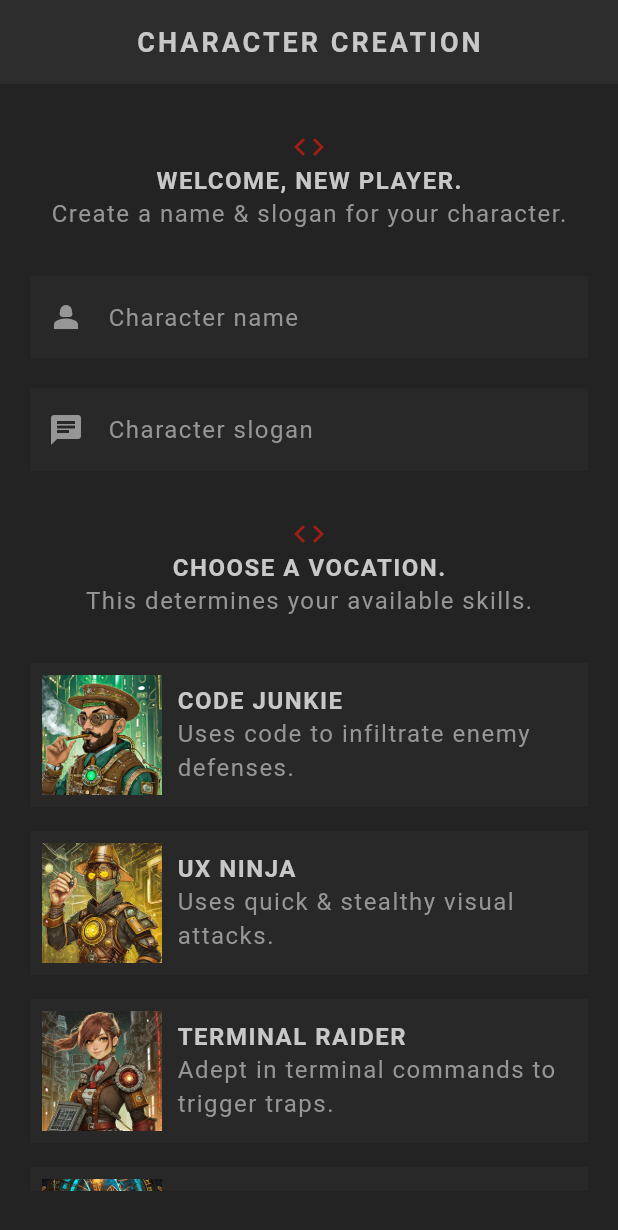
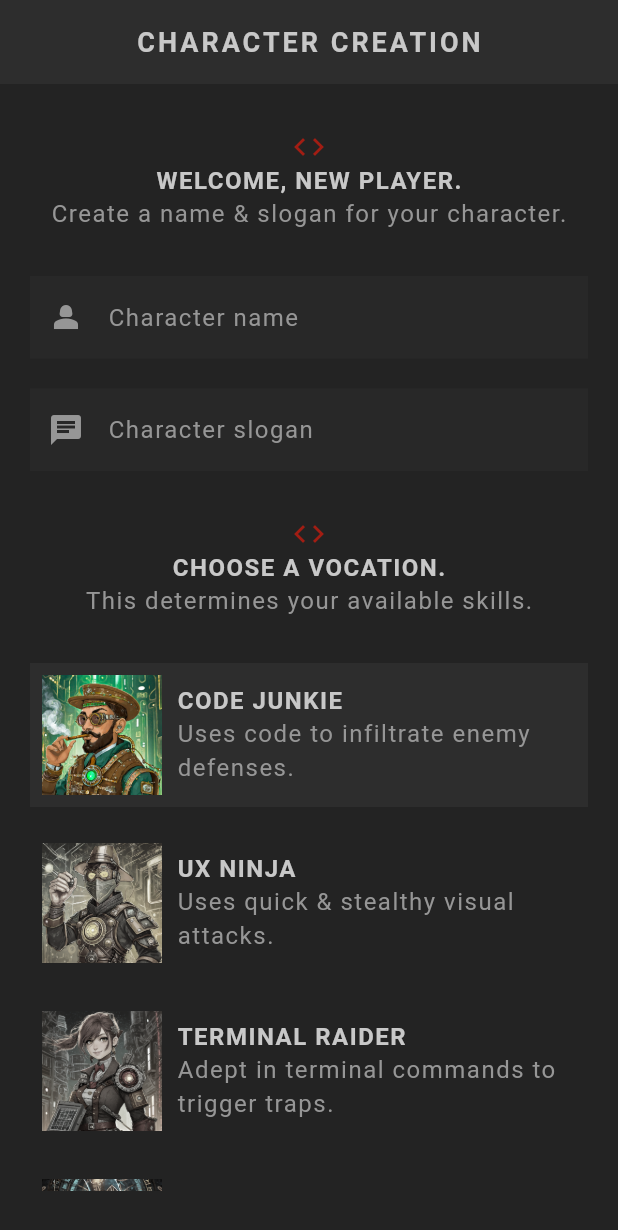
Before and after one commit to jecode93/app_rpg, a Flutter app: the screen it shows after launch, on a phone screen of 412 x 824 dp. Shown: the top 1230 px of the screen. Run offline on Flutter 3.47's test engine with Material 3 defaults, Android fonts, the phone set to English and light mode, and no system bars; our stand-ins replace google_fonts; missing offline and left inert: dart:ffi; Roboto replaces fonts that are missing (Kanit).

Commit message:
Selecting a Vocation.

```diff
--- a/lib/screens/create/create.dart
+++ b/lib/screens/create/create.dart
@@ -1,3 +1,5 @@
+import 'dart:ffi';
+
 import 'package:app_rpg/models/vocation.dart';
 import 'package:app_rpg/screens/create/vocation_card.dart';
 import 'package:app_rpg/shared/styled_button.dart';
@@ -22,6 +24,15 @@ class _CreateState extends State<Create> {
     _nameController.dispose();
     _sloganController.dispose();
     super.dispose();
+  }
+
+  // Handling vocation selection
+  Vocation selectedVocation = Vocation.junkie;
+
+  void updateVocation(Vocation vocation) {
+    setState(() {
+      selectedVocation = vocation;
+    });
   }
 
   // Submit Handler
@@ -112,10 +123,26 @@ class _CreateState extends State<Create> {
               const SizedBox(height: 30),
 
               // Vocation cards
-              const VocationCard(vocation: Vocation.junkie),
-              const VocationCard(vocation: Vocation.ninja),
-              const VocationCard(vocation: Vocation.raider),
-              const VocationCard(vocation: Vocation.wizard),
+              VocationCard(
+                selected: selectedVocation == Vocation.junkie,
+                vocation: Vocation.junkie,
+                onTap: updateVocation,
+              ),
+              VocationCard(
+                selected: selectedVocation == Vocation.ninja,
+                vocation: Vocation.ninja,
+                onTap: updateVocation,
+              ),
+              VocationCard(
+                selected: selectedVocation == Vocation.raider,
+                vocation: Vocation.raider,
+                onTap: updateVocation,
+              ),
+              VocationCard(
+                selected: selectedVocation == Vocation.wizard,
+                vocation: Vocation.wizard,
+                onTap: updateVocation,
+              ),
 
               Center(
                 child: StyledButton(
--- a/lib/screens/create/vocation_card.dart
+++ b/lib/screens/create/vocation_card.dart
@@ -1,19 +1,28 @@
 import 'package:app_rpg/models/vocation.dart';
 import 'package:app_rpg/shared/styled_text.dart';
+import 'package:app_rpg/theme.dart';
 import 'package:flutter/material.dart';
 
 class VocationCard extends StatelessWidget {
-  const VocationCard({super.key, required this.vocation});
+  const VocationCard({
+    super.key,
+    required this.vocation,
+    required this.onTap,
+    required this.selected,
+  });
 
   final Vocation vocation;
+  final void Function(Vocation) onTap;
+  final bool selected;
 
   @override
   Widget build(BuildContext context) {
     return GestureDetector(
       onTap: () {
-        print(vocation.title);
+        onTap(vocation);
       },
       child: Card(
+        color: selected ? AppColors.secondaryColor : Colors.transparent,
         child: Padding(
           padding: const EdgeInsets.all(8),
           child: Row(
@@ -23,6 +32,7 @@ class VocationCard extends StatelessWidget {
                 'assets/img/vocations/${vocation.image}',
                 width: 80,
                 colorBlendMode: BlendMode.color,
+                color: !selected ? Colors.black.withOpacity(0.8) : Colors.transparent,
               ),
               const SizedBox(width: 10),
               Expanded(
```
